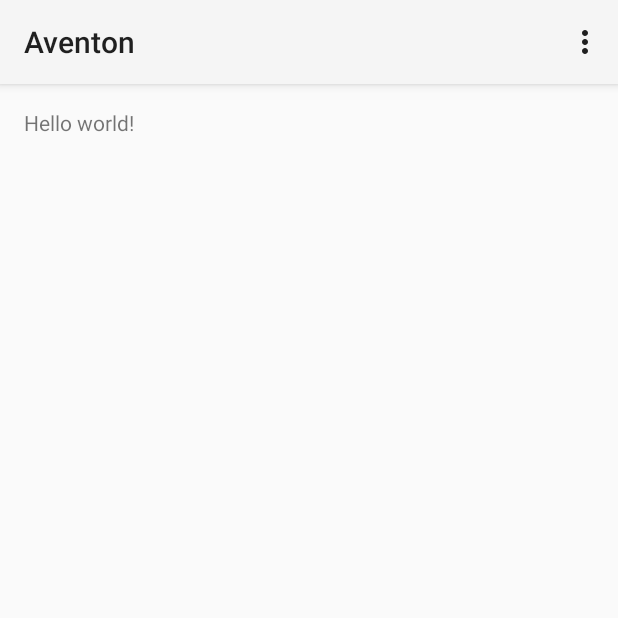
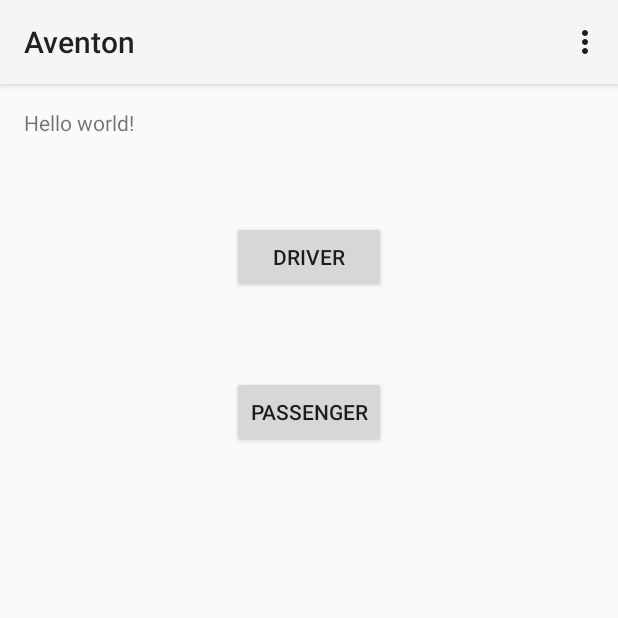
Before and after one commit to dheerajshetty/Aventon, an Android app: the screen it shows after launch (MainActivity), on a phone screen of 412 x 824 dp, the top half of it. Run offline under Robolectric (Android 15) with nearby library versions, the phone set to English and light mode, and no system bars.

Commit message:
Add driver and passenger buttons

```diff
--- a/app/src/main/res/layout/activity_main.xml
+++ b/app/src/main/res/layout/activity_main.xml
@@ -6,6 +6,26 @@
     android:paddingBottom="@dimen/activity_vertical_margin" tools:context=".MainActivity">
 
     <TextView android:text="@string/hello_world" android:layout_width="wrap_content"
-        android:layout_height="wrap_content" />
+        android:layout_height="wrap_content"
+        android:id="@+id/textView" />
+
+    <Button
+        android:layout_width="wrap_content"
+        android:layout_height="wrap_content"
+        android:text="Driver"
+        android:id="@+id/button"
+        android:layout_below="@+id/textView"
+        android:layout_marginTop="56dp"
+        android:layout_alignStart="@+id/button2"
+        android:layout_alignEnd="@+id/button2" />
+
+    <Button
+        android:layout_width="wrap_content"
+        android:layout_height="wrap_content"
+        android:text="Passenger"
+        android:id="@+id/button2"
+        android:layout_marginTop="55dp"
+        android:layout_below="@+id/button"
+        android:layout_centerHorizontal="true" />
 
 </RelativeLayout>
```
Also changed, not shown: 2 other files.
